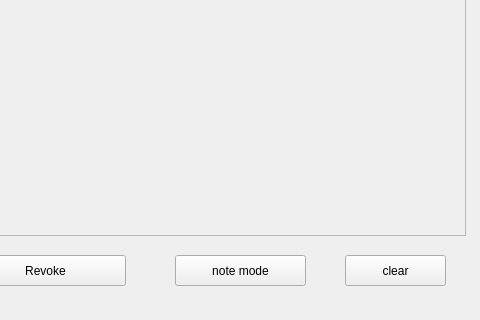
Old version of the form mainwindow.ui in the repository davidwangd/Qt-SudokuGame; both pictures show x 85 to 565 and y 351 to 671 of the 694 by 671 pixel window.
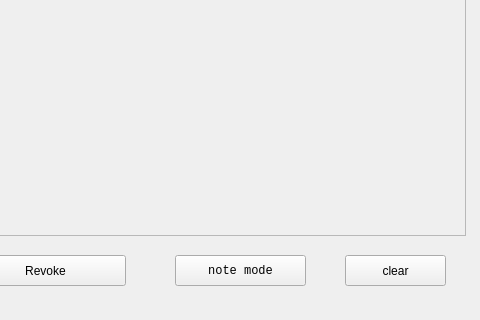
New version of the form.

```diff
--- a/mainwindow.ui
+++ b/mainwindow.ui
@@ -68,6 +68,11 @@
       <height>31</height>
      </rect>
     </property>
+    <property name="font">
+     <font>
+      <family>Courier New</family>
+     </font>
+    </property>
     <property name="text">
      <string>note mode</string>
     </property>
```
